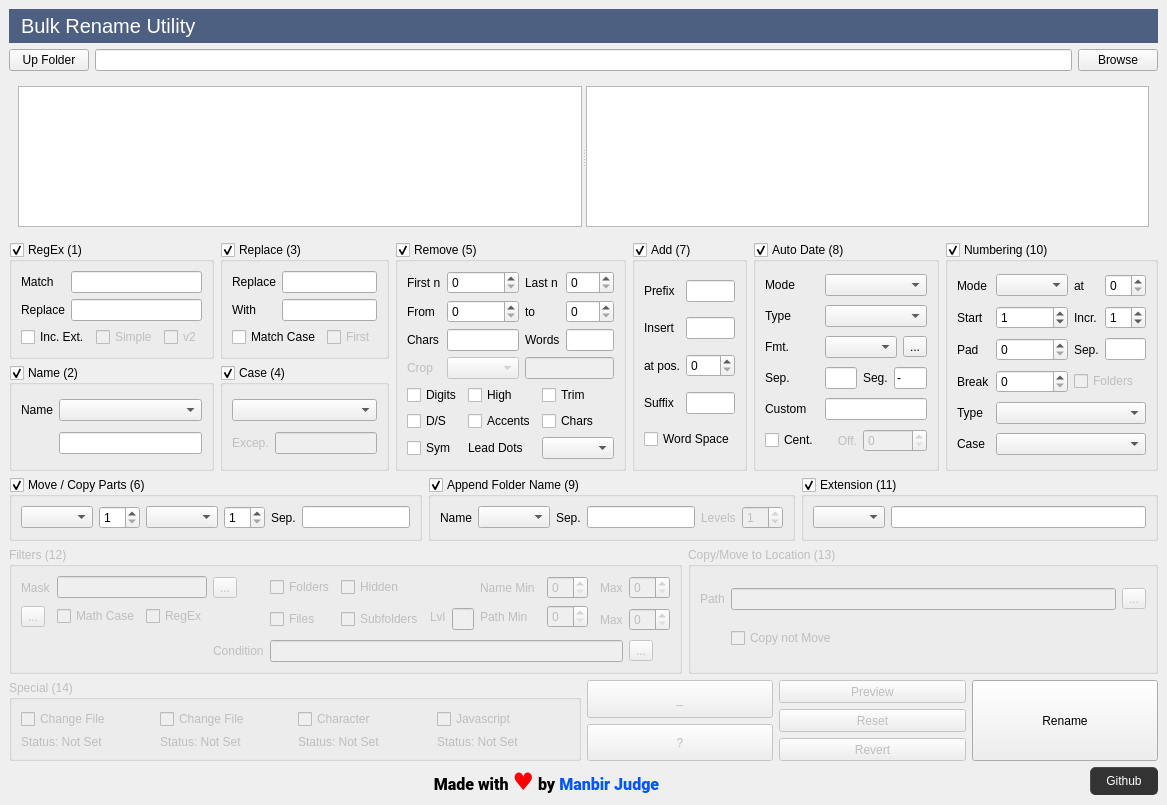
First picture: the form in mainWindow.ui, repository ManbirJudge/bullk-file-rename-utility, before the edit.
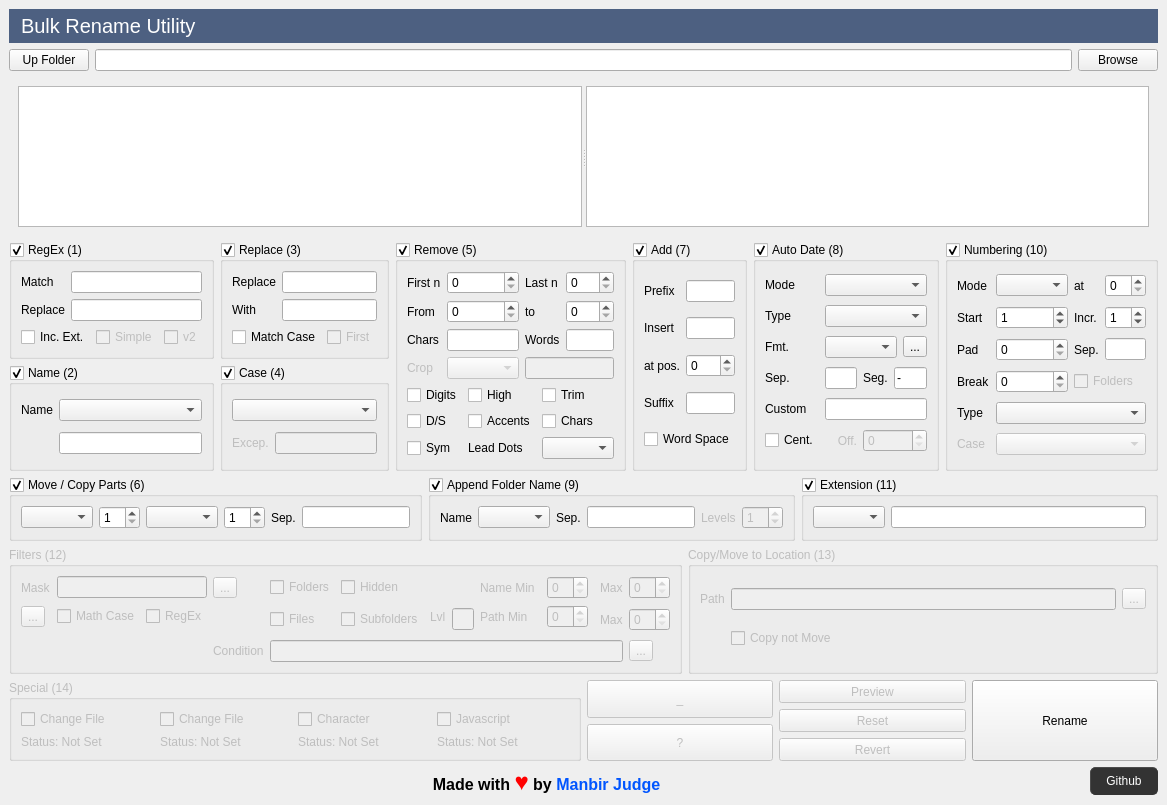
Second picture: the form after the edit. Icons and pictures are not drawn.

Commit message: Made it actually rename files in filesystem

Diff of the .ui file:
```diff
--- a/mainWindow.ui
+++ b/mainWindow.ui
@@ -757,6 +757,9 @@
            </item>
            <item row="5" column="0">
             <widget class="QLabel" name="label_29">
+             <property name="enabled">
+              <bool>false</bool>
+             </property>
              <property name="text">
               <string>Case</string>
              </property>
@@ -786,7 +789,11 @@
             <widget class="QComboBox" name="numberingTypeCombo"/>
            </item>
            <item row="5" column="1" colspan="3">
-            <widget class="QComboBox" name="numberingCaseCombo"/>
+            <widget class="QComboBox" name="numberingCaseCombo">
+             <property name="enabled">
+              <bool>false</bool>
+             </property>
+            </widget>
            </item>
           </layout>
          </widget>
@@ -1331,7 +1338,6 @@
         </property>
         <property name="font">
          <font>
-          <family>Roboto</family>
           <underline>false</underline>
           <kerning>true</kerning>
          </font>
```
The commit also changes 1 other file.
